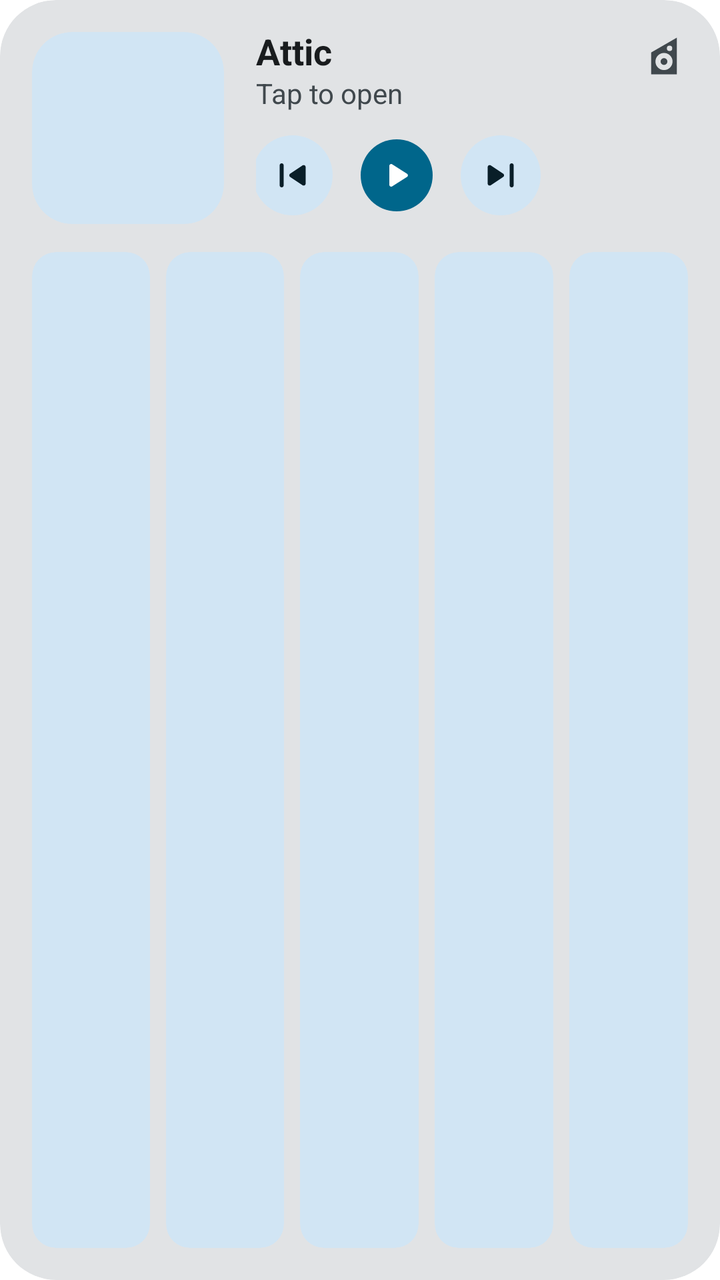
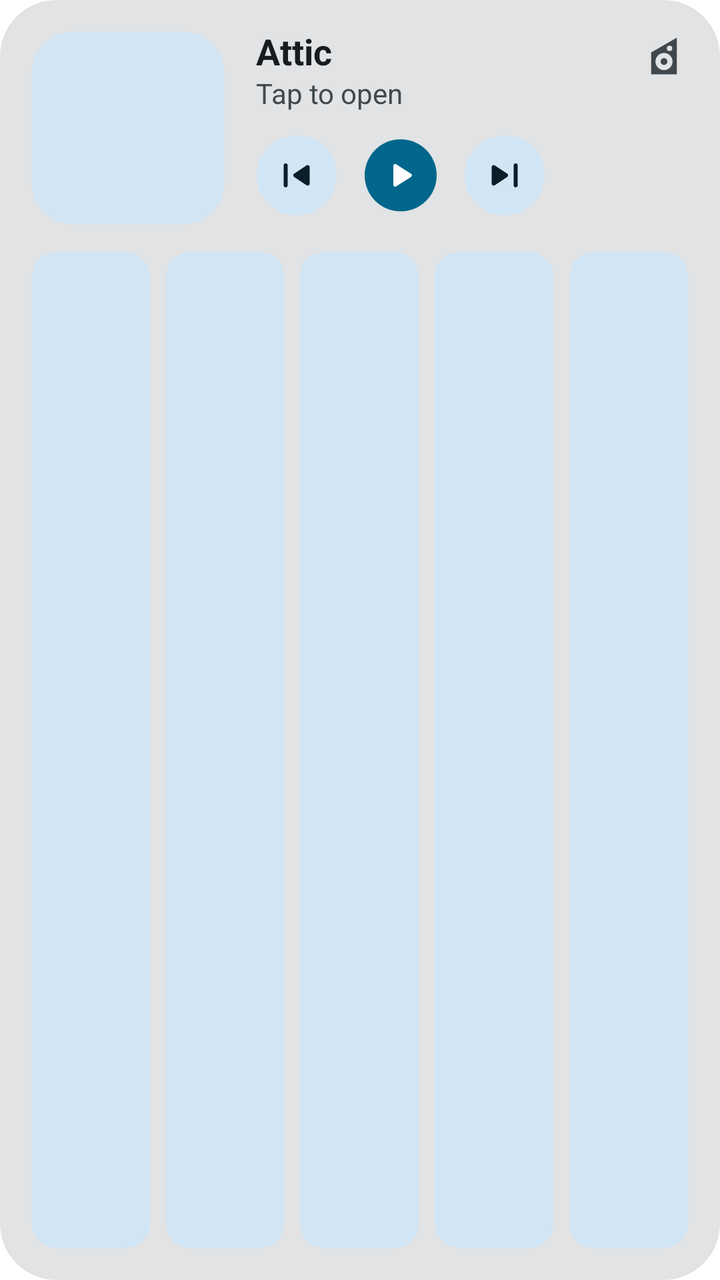

The first picture is an Android layout as it rendered before a commit; the second is the same layout after the commit. The layout source and the unified diff follow.
<!-- AndroidManifest.xml: application theme Theme.Attic.Splash -->
<!-- res/layout/widget_expressive_large.xml -->
<?xml version="1.0" encoding="utf-8"?>
<FrameLayout xmlns:android="http://schemas.android.com/apk/res/android"
    android:id="@android:id/background"
    android:layout_width="match_parent"
    android:layout_height="match_parent"
    android:background="@drawable/widget_expressive_bg"
    android:backgroundTint="@color/expressive_widget_container"
    android:clipToOutline="true"
    android:padding="16dp">

    <LinearLayout
        android:layout_width="match_parent"
        android:layout_height="match_parent"
        android:orientation="vertical">

        <LinearLayout
            android:layout_width="match_parent"
            android:layout_height="96dp"
            android:orientation="horizontal">

            <ImageView
                android:id="@+id/widget_art"
                android:layout_width="96dp"
                android:layout_height="96dp"
                android:background="@drawable/widget_corner_20"
                android:backgroundTint="@color/expressive_widget_tonal"
                android:clipToOutline="true"
                android:contentDescription="@null"
                android:scaleType="centerCrop" />

            <LinearLayout
                android:layout_width="0dp"
                android:layout_height="match_parent"
                android:layout_marginStart="16dp"
                android:layout_weight="1"
                android:orientation="vertical"
                android:paddingEnd="28dp">

                <TextView
                    android:id="@+id/widget_title"
                    style="@style/WidgetText.Expressive.Title"
                    android:textSize="18sp" />

                <TextView
                    android:id="@+id/widget_artist"
                    style="@style/WidgetText.Expressive.Artist"
                    android:textSize="14sp" />

                <FrameLayout
                    android:layout_width="match_parent"
                    android:layout_height="0dp"
                    android:layout_weight="1" />

                <LinearLayout
                    android:layout_width="wrap_content"
                    android:layout_height="wrap_content"
                    android:layout_marginStart="-6dp"
                    android:layout_marginBottom="-2dp"
                    android:gravity="center_vertical"
                    android:orientation="horizontal">

                    <ImageButton
                        android:id="@+id/widget_prev"
                        style="@style/WidgetSkip.Expressive"
                        android:contentDescription="@string/widget_previous"
                        android:src="@drawable/ic_expressive_previous" />

                    <ImageButton
                        android:id="@+id/widget_play"
                        style="@style/WidgetPlay.Expressive"
                        android:layout_marginHorizontal="2dp" />

                    <ImageButton
                        android:id="@+id/widget_next"
                        style="@style/WidgetSkip.Expressive"
                        android:contentDescription="@string/widget_next"
                        android:src="@drawable/ic_expressive_next" />
                </LinearLayout>
            </LinearLayout>
        </LinearLayout>

        <LinearLayout
            android:layout_width="match_parent"
            android:layout_height="0dp"
            android:layout_marginTop="14dp"
            android:layout_weight="1"
            android:orientation="horizontal">

            <ImageView android:id="@+id/widget_tile1" style="@style/WidgetTile.Expressive" />
            <ImageView android:id="@+id/widget_tile2" style="@style/WidgetTile.Expressive" android:layout_marginStart="8dp" />
            <ImageView android:id="@+id/widget_tile3" style="@style/WidgetTile.Expressive" android:layout_marginStart="8dp" />
            <ImageView android:id="@+id/widget_tile4" style="@style/WidgetTile.Expressive" android:layout_marginStart="8dp" />
            <ImageView android:id="@+id/widget_tile5" style="@style/WidgetTile.Expressive" android:layout_marginStart="8dp" />
        </LinearLayout>
    </LinearLayout>

    <ImageView
        android:id="@+id/widget_mark"
        android:layout_width="20dp"
        android:layout_height="20dp"
        android:layout_gravity="top|end"
        android:layout_marginTop="2dp"
        android:layout_marginEnd="2dp"
        android:contentDescription="@null"
        android:src="@drawable/ic_mark"
        android:tint="@color/expressive_widget_on_variant" />
</FrameLayout>
<!-- resources referenced by this layout -->
<resources>
  <color name="expressive_widget_container">@android:color/system_neutral1_100</color>
  <color name="expressive_widget_on_variant">@android:color/system_neutral2_700</color>
  <color name="expressive_widget_tonal">@android:color/system_accent2_100</color>
  <!-- drawable widget_corner_20 (drawable) -->
  <?xml version="1.0" encoding="utf-8"?>
  <shape xmlns:android="http://schemas.android.com/apk/res/android">
      <solid android:color="#FFFFFFFF" />
      <corners android:radius="20dp" />
  </shape>
  <!-- drawable widget_expressive_bg (drawable) -->
  <?xml version="1.0" encoding="utf-8"?>
  <shape xmlns:android="http://schemas.android.com/apk/res/android">
      <solid android:color="#FFFFFFFF" />
      <corners android:radius="@android:dimen/system_app_widget_background_radius" />
  </shape>
  <string name="widget_next">Next</string>
  <string name="widget_previous">Previous</string>
  <style name="WidgetText.Expressive.Artist">
          <item name="android:layout_marginTop">2dp</item>
          <item name="android:textColor">@color/expressive_widget_on_variant</item>
          <item name="android:text">@string/widget_empty</item>
      </style>
  <style name="WidgetText.Expressive.Title">
          <item name="android:textStyle">bold</item>
          <item name="android:textColor">@color/expressive_widget_on</item>
          <item name="android:text">@string/app_name</item>
      </style>
  <style name="Theme.Attic.Splash" parent="Theme.SplashScreen">
          <item name="windowSplashScreenBackground">@color/expressive_window</item>
          <item name="windowSplashScreenAnimatedIcon">@drawable/ic_launcher_foreground</item>
          <item name="windowSplashScreenIconBackgroundColor">@color/headroom_ground</item>
          <item name="postSplashScreenTheme">@style/Theme.Attic</item>
      </style>
  <!-- drawable widget_expressive_play_paused (drawable) -->
  <?xml version="1.0" encoding="utf-8"?>
  <inset xmlns:android="http://schemas.android.com/apk/res/android" android:inset="8dp">
      <shape>
          <solid android:color="#FFFFFFFF" />
          <corners android:radius="18dp" />
      </shape>
  </inset>
  <color name="expressive_widget_primary">@android:color/system_accent1_600</color>
  <color name="expressive_widget_on_primary">@android:color/system_accent1_0</color>
  <string name="widget_play_pause">Play or pause</string>
  <!-- drawable widget_expressive_skip (drawable) -->
  <?xml version="1.0" encoding="utf-8"?>
  <inset xmlns:android="http://schemas.android.com/apk/res/android" android:inset="4dp">
      <shape>
          <solid android:color="#FFFFFFFF" />
          <corners android:radius="999dp" />
      </shape>
  </inset>
  <color name="expressive_widget_on_tonal">@android:color/system_accent2_900</color>
  <string name="widget_empty">Tap to open</string>
  <color name="expressive_widget_on">@android:color/system_neutral1_900</color>
  <string name="app_name">Attic</string>
  <!-- drawable widget_corner_12 (drawable) -->
  <?xml version="1.0" encoding="utf-8"?>
  <shape xmlns:android="http://schemas.android.com/apk/res/android">
      <solid android:color="#FFFFFFFF" />
      <corners android:radius="12dp" />
  </shape>
  <string name="widget_album">Open album</string>
  <color name="expressive_window">@android:color/system_neutral1_10</color>
  <color name="headroom_ground">#C6533A</color>
  <style name="Theme.Attic" parent="android:Theme.Material.NoActionBar">
          <item name="android:windowBackground">@color/expressive_window</item>
          <item name="android:statusBarColor">@android:color/transparent</item>
          <item name="android:navigationBarColor">@android:color/transparent</item>
      </style>
  <color name="headroom_cabinet">#F5EDDD</color>
  <color name="headroom_cone">#2A211C</color>
  <!-- unchanged entries left out for length: 8 -->
</resources>

<!-- the commit's change to res/layout/widget_expressive_large.xml (unified diff, before → after) -->
@@ -54,7 +54,7 @@
                 <LinearLayout
                     android:layout_width="wrap_content"
                     android:layout_height="wrap_content"
-                    android:layout_marginStart="-6dp"
+                    android:layout_marginStart="-4dp"
                     android:layout_marginBottom="-2dp"
                     android:gravity="center_vertical"
                     android:orientation="horizontal">
